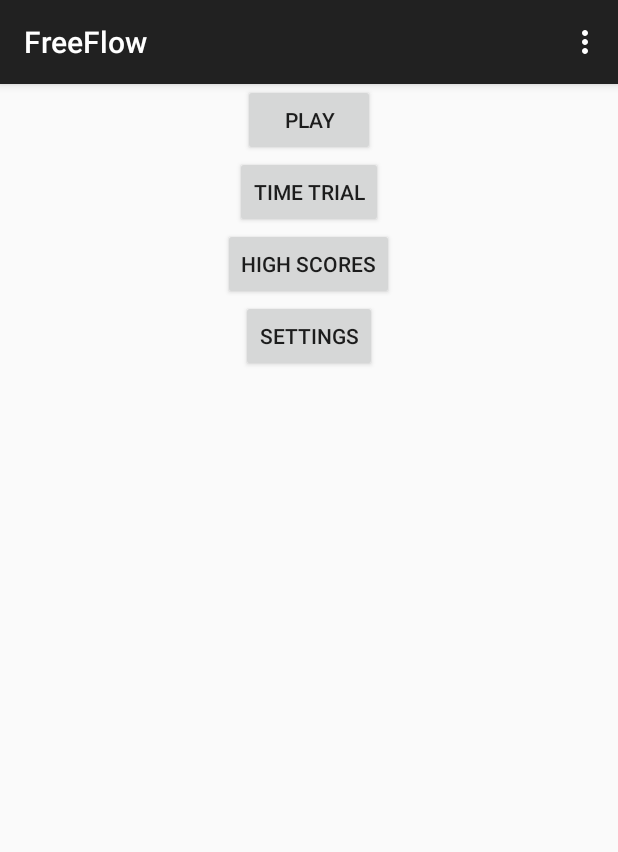
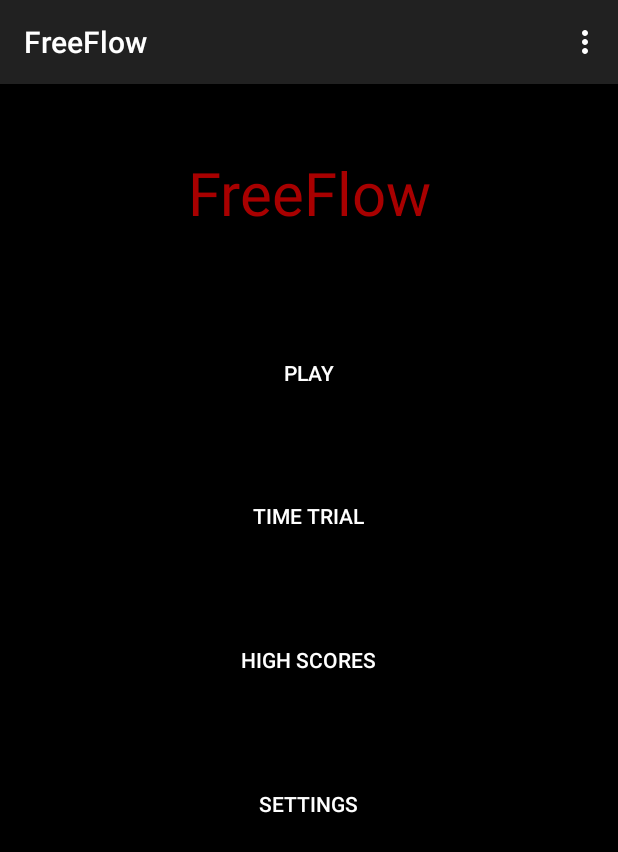
Before and after one commit to arnorymir/FreeFlow, an Android app: the screen it shows after launch (MenuActivity), on a phone screen of 412 x 824 dp. Shown: the top 852 px of the screen. Run offline under Robolectric (Android 15) with nearby library versions, the phone set to English and light mode, and no system bars.

Commit message:
some style

```diff
--- a/app/src/main/res/layout/activity_menu.xml
+++ b/app/src/main/res/layout/activity_menu.xml
@@ -2,37 +2,57 @@
     android:orientation="vertical"
     android:layout_width="fill_parent"
     android:layout_height="fill_parent"
-    xmlns:android="http://schemas.android.com/apk/res/android">
+    android:background="#000000"
+    xmlns:android="http://schemas.android.com/apk/res/android"
+    android:weightSum="1">
+
+    <TextView
+        android:layout_width="match_parent"
+        android:layout_height="97dp"
+        android:gravity="center"
+        android:text="@string/app_name"
+        android:textSize="40dp"
+        android:id="@+id/frontText"
+        android:textColor="#A80000"
+        android:layout_weight="0.10" />
 
     <Button
         android:id="@+id/playButton"
-        android:layout_width="wrap_content"
+        android:layout_width="163dp"
         android:layout_height="wrap_content"
         android:layout_gravity="center_horizontal"
+        android:background="#000000"
+        android:textColor="#FFFFFF"
         android:text="@string/play"
-    />
+        android:layout_weight="0.10" />
 
     <Button
         android:id="@+id/timeTrialButton"
-        android:layout_width="wrap_content"
+        android:text="@string/timeTrial"
+        android:layout_width="163dp"
         android:layout_height="wrap_content"
         android:layout_gravity="center_horizontal"
-        android:text="@string/timeTrial"
-    />
+        android:background="#000000"
+        android:textColor="#FFFFFF"
+        android:layout_weight="0.10" />
 
     <Button
         android:id="@+id/highScoresButton"
-        android:layout_width="wrap_content"
+        android:text="@string/highScores"
+        android:layout_width="163dp"
         android:layout_height="wrap_content"
         android:layout_gravity="center_horizontal"
-        android:text="@string/highScores"
-    />
+        android:background="#000000"
+        android:textColor="#FFFFFF"
+        android:layout_weight="0.10" />
 
     <Button
         android:id="@+id/settingsButton"
-        android:layout_width="wrap_content"
+        android:text="@string/settings"
+        android:layout_width="163dp"
         android:layout_height="wrap_content"
         android:layout_gravity="center_horizontal"
-        android:text="@string/settings"
-    />
+        android:background="#000000"
+        android:textColor="#FFFFFF"
+        android:layout_weight="0.10" />
 </LinearLayout>
```
